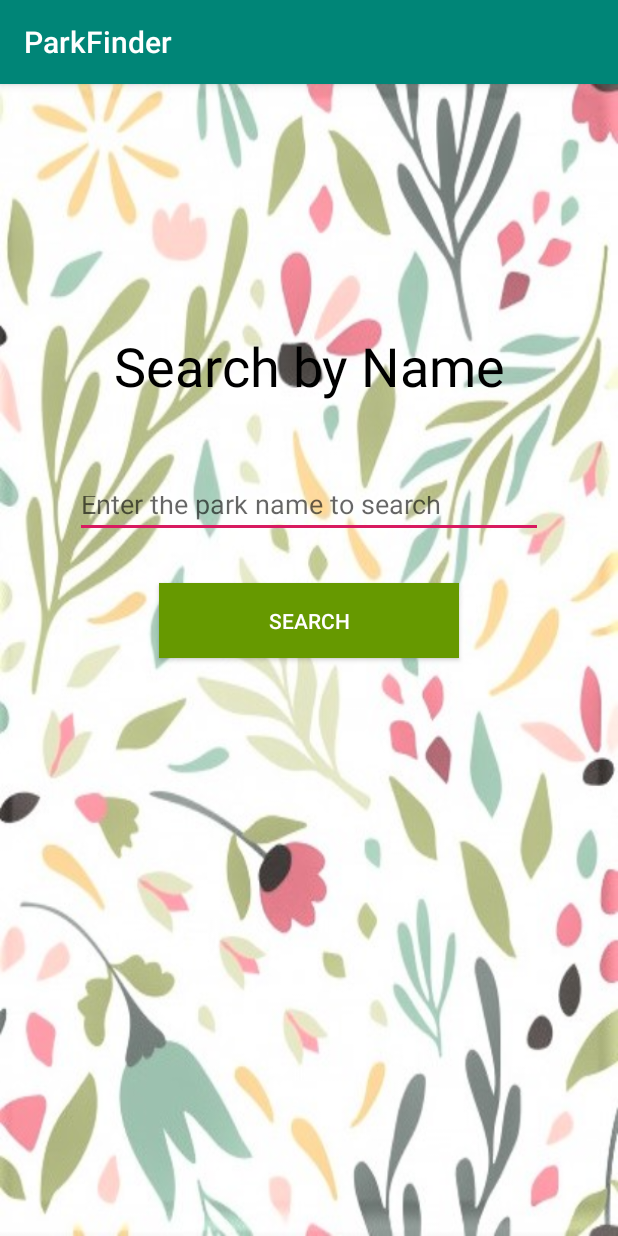
After one commit to DariaDimchuk/ParkFinder, an Android app: the SearchByName screen opened directly, with no data from a screen before it, on a phone screen of 412 x 824 dp. The commit adds this screen. Run offline under Robolectric (Android 15) with nearby library versions, the phone set to English and light mode, and no system bars.

Commit message:
Added Search by Name Activity and Layout

```diff
--- a/app/build.gradle
+++ b/app/build.gradle
@@ -30,6 +30,8 @@ dependencies {
     implementation 'androidx.appcompat:appcompat:1.0.2'
     implementation 'androidx.constraintlayout:constraintlayout:1.1.3'
     implementation 'com.google.android.gms:play-services-maps:16.1.0'
+    implementation 'com.android.support:appcompat-v7:29.+'
+    implementation 'com.android.support.constraint:constraint-layout:1.1.3'
     testImplementation 'junit:junit:4.12'
     androidTestImplementation 'androidx.test:runner:1.1.1'
     androidTestImplementation 'androidx.test.espresso:espresso-core:3.1.1'
--- a/app/src/main/AndroidManifest.xml
+++ b/app/src/main/AndroidManifest.xml
@@ -1,7 +1,6 @@
 <?xml version="1.0" encoding="utf-8"?>
 <manifest xmlns:android="http://schemas.android.com/apk/res/android"
     package="com.bcit.parkfinder">
-
     <!--
          The ACCESS_COARSE/FINE_LOCATION permissions are not required to use
          Google Maps Android API v2, but you must specify either coarse or fine
@@ -16,7 +15,7 @@
         android:roundIcon="@mipmap/ic_launcher_round"
         android:supportsRtl="true"
         android:theme="@style/AppTheme">
-
+        <activity android:name=".SearchByName"></activity>
         <!--
              The API key for Google Maps-based APIs is defined as a string resource.
              (See the file "res/values/google_maps_api.xml").
@@ -31,7 +30,7 @@
 
         <activity
             android:name=".MapsActivity"
-            android:label="@string/title_activity_maps"></activity>
+            android:label="@string/title_activity_maps" />
         <activity android:name=".SearchByLocation" />
         <activity android:name=".MainActivity">
             <intent-filter>
--- a/app/src/main/java/com/bcit/parkfinder/MainActivity.java
+++ b/app/src/main/java/com/bcit/parkfinder/MainActivity.java
@@ -2,7 +2,9 @@ package com.bcit.parkfinder;
 
 import androidx.appcompat.app.AppCompatActivity;
 
+import android.content.Intent;
 import android.os.Bundle;
+import android.view.View;
 
 public class MainActivity extends AppCompatActivity {
 
@@ -11,4 +13,11 @@ public class MainActivity extends AppCompatActivity {
         super.onCreate(savedInstanceState);
         setContentView(R.layout.activity_main);
     }
+
+    public void onClickSearchByName(View view) {
+
+        Intent intent = new Intent(this, SearchByName.class);
+        startActivity(intent);
+
+    }
 }
--- a/app/src/main/java/com/bcit/parkfinder/MapsActivity.java
+++ b/app/src/main/java/com/bcit/parkfinder/MapsActivity.java
@@ -1,3 +1,4 @@
+/*
 package com.bcit.parkfinder;
 
 import androidx.fragment.app.FragmentActivity;
@@ -35,6 +36,8 @@ public class MapsActivity extends FragmentActivity implements OnMapReadyCallback
      * it inside the SupportMapFragment. This method will only be triggered once the user has
      * installed Google Play services and returned to the app.
      */
+
+/*
     @Override
     public void onMapReady(GoogleMap googleMap) {
         mMap = googleMap;
@@ -45,3 +48,4 @@ public class MapsActivity extends FragmentActivity implements OnMapReadyCallback
         mMap.moveCamera(CameraUpdateFactory.newLatLng(sydney));
     }
 }
+*/
--- /dev/null
+++ b/app/src/main/java/com/bcit/parkfinder/SearchByName.java
@@ -0,0 +1,14 @@
+package com.bcit.parkfinder;
+
+import androidx.appcompat.app.AppCompatActivity;
+
+import android.os.Bundle;
+
+public class SearchByName extends AppCompatActivity {
+
+    @Override
+    protected void onCreate(Bundle savedInstanceState) {
+        super.onCreate(savedInstanceState);
+        setContentView(R.layout.activity_search_by_name);
+    }
+}
--- a/app/src/main/res/layout/activity_main.xml
+++ b/app/src/main/res/layout/activity_main.xml
@@ -27,6 +27,7 @@
         android:layout_width="@dimen/widthSearchBtn"
         android:layout_height="@dimen/heightSearchBtn"
         android:text="@string/nameSearchTxt"
+        android:onClick="onClickSearchByName"
         app:layout_constraintBottom_toBottomOf="parent"
         app:layout_constraintEnd_toEndOf="parent"
         app:layout_constraintHorizontal_bias="0.497"
--- /dev/null
+++ b/app/src/main/res/layout/activity_search_by_name.xml
@@ -0,0 +1,53 @@
+<?xml version="1.0" encoding="utf-8"?>
+<androidx.constraintlayout.widget.ConstraintLayout xmlns:android="http://schemas.android.com/apk/res/android"
+    xmlns:app="http://schemas.android.com/apk/res-auto"
+    xmlns:tools="http://schemas.android.com/tools"
+    android:layout_width="match_parent"
+    android:layout_height="match_parent"
+    android:background="@drawable/flowerwallpaper_filter"
+    tools:context=".SearchByName">
+
+
+    <TextView
+        android:id="@+id/tvSearchByName"
+        android:layout_width="342dp"
+        android:layout_height="53dp"
+        android:layout_marginTop="150dp"
+        android:gravity="center"
+        android:text="@string/nameSearchTxt"
+        android:textAppearance="@style/TextAppearance.AppCompat.Display1"
+        android:textColor="@color/BasicBlack"
+        android:textSize="36dp"
+        app:layout_constraintBottom_toBottomOf="parent"
+        app:layout_constraintEnd_toEndOf="parent"
+        app:layout_constraintStart_toStartOf="parent"
+        app:layout_constraintTop_toTopOf="parent"
+        app:layout_constraintVertical_bias="0.02" />
+
+    <EditText
+        android:id="@+id/etParkName"
+        android:layout_width="312dp"
+        android:layout_height="38dp"
+        android:layout_marginTop="250dp"
+        android:hint="@string/parkName"
+        app:layout_constraintBottom_toBottomOf="parent"
+        app:layout_constraintEnd_toEndOf="parent"
+        app:layout_constraintHorizontal_bias="0.497"
+        app:layout_constraintStart_toStartOf="parent"
+        app:layout_constraintTop_toTopOf="parent"
+        app:layout_constraintVertical_bias="0.03" />
+
+    <Button
+        android:id="@+id/btnSearch"
+        android:background="@android:color/holo_green_dark"
+        android:textColor="@android:color/white"
+        android:layout_width="@dimen/widthSearchBtn"
+        android:layout_height="@dimen/heightSearchBtn"
+        android:layout_marginTop="30dp"
+        android:text="@string/btnSearch"
+        app:layout_constraintEnd_toEndOf="parent"
+        app:layout_constraintStart_toStartOf="parent"
+        app:layout_constraintTop_toBottomOf="@+id/etParkName" />
+
+
+</androidx.constraintlayout.widget.ConstraintLayout>
--- a/app/src/main/res/values/strings.xml
+++ b/app/src/main/res/values/strings.xml
@@ -6,7 +6,9 @@
     <string name="txtFeatureSearch">Search by Feature</string>
     <string name="txtSeeAll">See All</string>
     <string name="txtSeeFavourites">See Favourites</string>
+    <string name="btnSearch">Search</string>
 
     <string name="yourLocation">Enter Your Location</string>
+    <string name="parkName">Enter the park name to search</string>
     <string name="title_activity_maps">Map</string>
 </resources>
```
